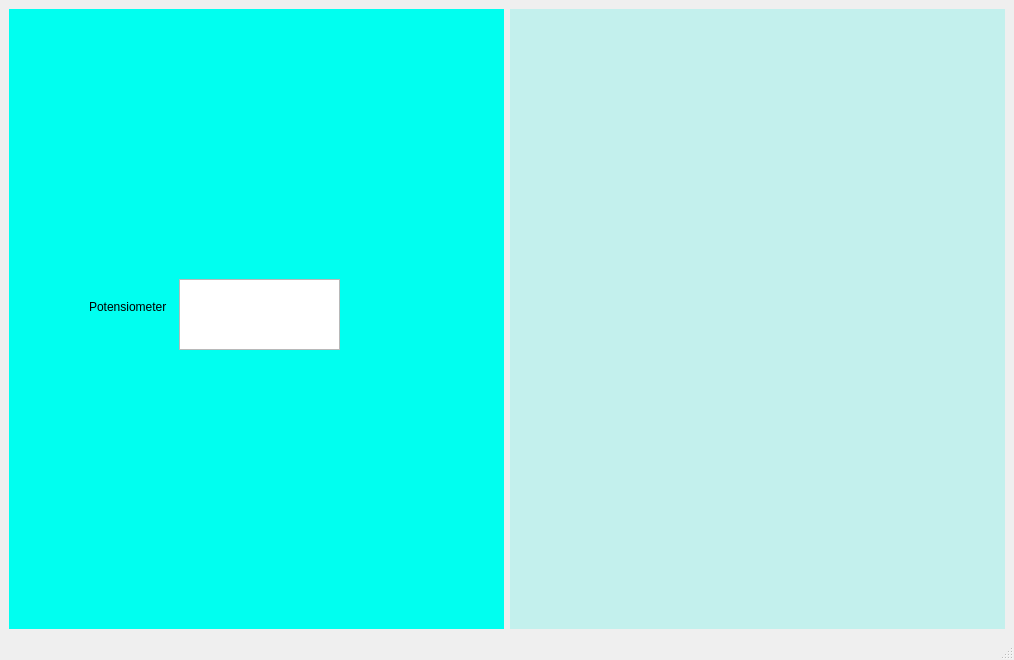
Before: the Qt Designer form gui.ui in timhdbmeits/gui_hemodialisis, drawn with Qt 5.
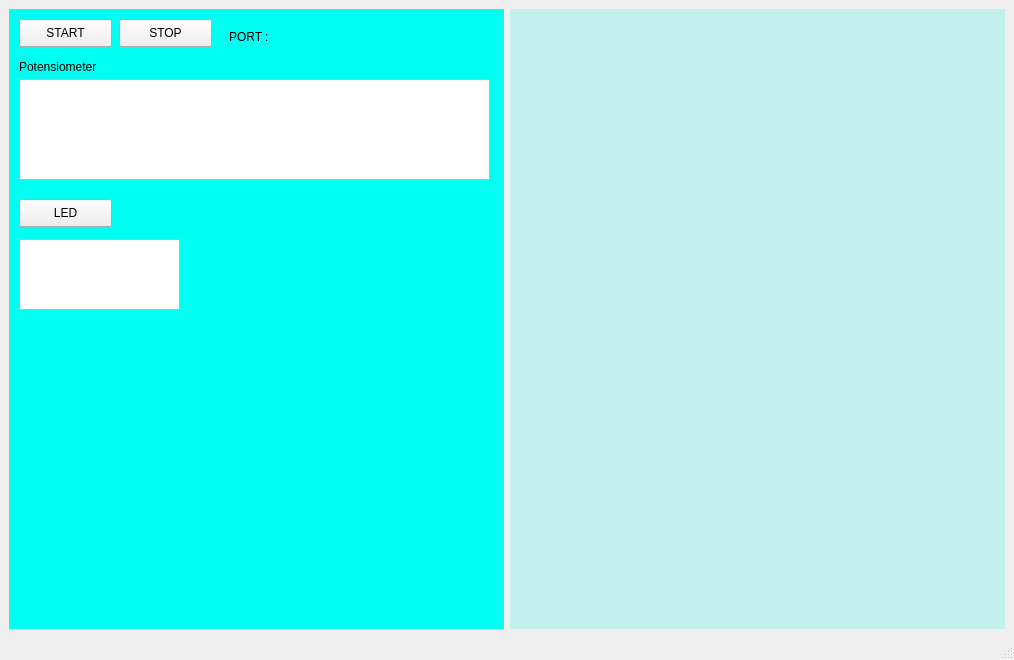
After: the same form once the commit is applied.

The edit to the form file:
```diff
--- a/gui.ui
+++ b/gui.ui
@@ -35,8 +35,8 @@
       <widget class="QTextEdit" name="pot_edit">
        <property name="geometry">
         <rect>
-         <x>170</x>
-         <y>270</y>
+         <x>10</x>
+         <y>230</y>
          <width>161</width>
          <height>71</height>
         </rect>
@@ -54,8 +54,8 @@
       <widget class="QLabel" name="label_2">
        <property name="geometry">
         <rect>
-         <x>80</x>
-         <y>290</y>
+         <x>10</x>
+         <y>50</y>
          <width>91</width>
          <height>16</height>
         </rect>
@@ -64,6 +64,68 @@
         <string>Potensiometer</string>
        </property>
       </widget>
+      <widget class="QPushButton" name="pushButton">
+       <property name="geometry">
+        <rect>
+         <x>10</x>
+         <y>10</y>
+         <width>93</width>
+         <height>28</height>
+        </rect>
+       </property>
+       <property name="text">
+        <string>START</string>
+       </property>
+      </widget>
+      <widget class="QPushButton" name="pushButton_2">
+       <property name="geometry">
+        <rect>
+         <x>110</x>
+         <y>10</y>
+         <width>93</width>
+         <height>28</height>
+        </rect>
+       </property>
+       <property name="text">
+        <string>STOP</string>
+       </property>
+      </widget>
+      <widget class="QLabel" name="label">
+       <property name="geometry">
+        <rect>
+         <x>220</x>
+         <y>20</y>
+         <width>111</width>
+         <height>16</height>
+        </rect>
+       </property>
+       <property name="text">
+        <string>PORT :</string>
+       </property>
+      </widget>
+      <widget class="QTextEdit" name="textEdit">
+       <property name="geometry">
+        <rect>
+         <x>10</x>
+         <y>70</y>
+         <width>471</width>
+         <height>101</height>
+        </rect>
+       </property>
+      </widget>
+      <widget class="QPushButton" name="pushButton_3">
+       <property name="geometry">
+        <rect>
+         <x>10</x>
+         <y>190</y>
+         <width>93</width>
+         <height>28</height>
+        </rect>
+       </property>
+       <property name="text">
+        <string>LED</string>
+       </property>
+      </widget>
      </widget>
     </item>
     <item row="0" column="2" rowspan="3">
```
Left out of the diff: 2 changed lines with no effect on the pictures.
